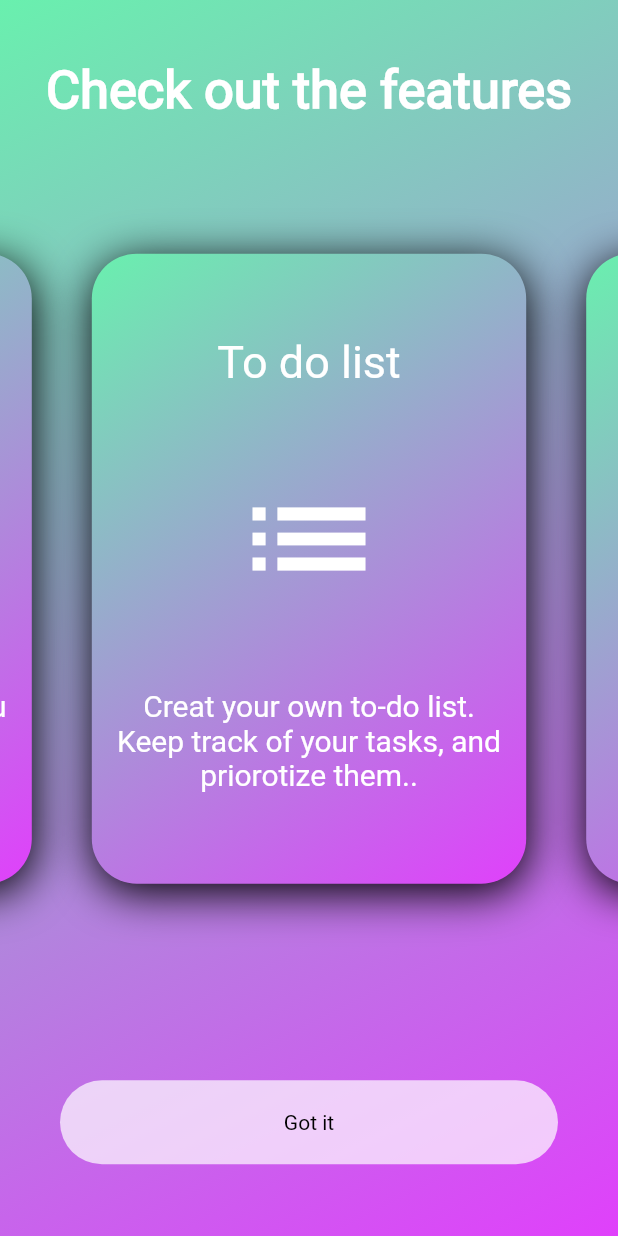
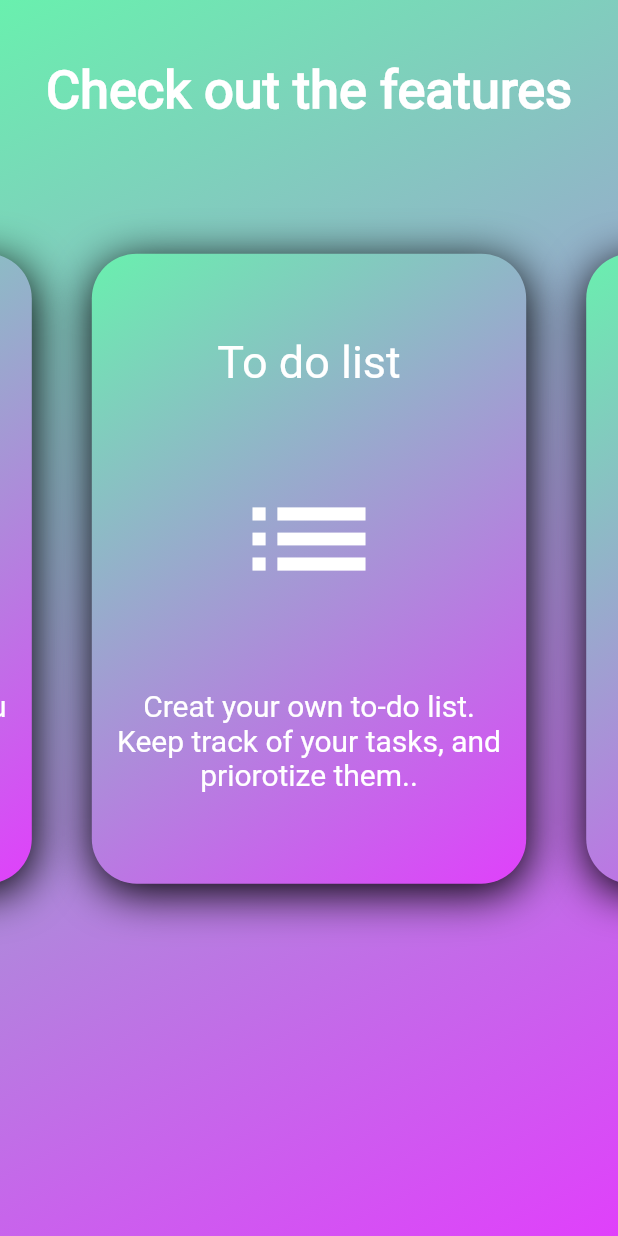
Before and after one commit to AndoPatrik/list_me, a Flutter app: the FunctionsIntroPage screen opened directly, on a phone screen of 412 x 824 dp. Run offline on Flutter 3.47's test engine with Material 2 defaults, Android fonts, the phone set to English and light mode, and no system bars; drawn by our look-alikes of carousel_slider; our stand-ins replace cloud_firestore, firebase_auth, modal_progress_hud; accounts and stored records are empty.

Commit message:
Button fade in
If you check atleast one feature by moving card then button appears to proceed further.

```diff
--- a/lib/Pages/FunctionsIntroPage.dart
+++ b/lib/Pages/FunctionsIntroPage.dart
@@ -12,6 +12,7 @@ class FunctionsIntroPage extends StatefulWidget {
 
 class _FunctionsIntroPageState extends State<FunctionsIntroPage> {
   int _current = 0;
+  bool _visible = false;
 
   List<FeatureDemoItem> features = [
     new FeatureDemoItem(
@@ -117,6 +118,9 @@ class _FunctionsIntroPageState extends State<FunctionsIntroPage> {
                 onPageChanged: (index) {
                   setState(() {
                     _current = index;
+                    if (index != 0) {
+                      _visible = true;
+                    }
                   });
                 },
                 items: features.map((feature) {
@@ -175,14 +179,20 @@ class _FunctionsIntroPageState extends State<FunctionsIntroPage> {
             ),
             Expanded(
               flex: 2,
+              child: AnimatedOpacity(
+                opacity: _visible ? 1.0 : 0.0,
+                duration: Duration(milliseconds: 1000),
                 child: RoundedButton(
                   textColor: Colors.black,
                   buttonColor: Colors.white70,
                   buttonText: "Got it",
                   onPressed: () => {
-                  Navigator.push(context,
-                      MaterialPageRoute(builder: (context) => ToDoListPage())),
+                    Navigator.push(
+                        context,
+                        MaterialPageRoute(
+                            builder: (context) => ToDoListPage())),
                   },
+                ),
               ),
             ),
             Padding(
```
Lines whose indentation alone changed are shown as unchanged.
